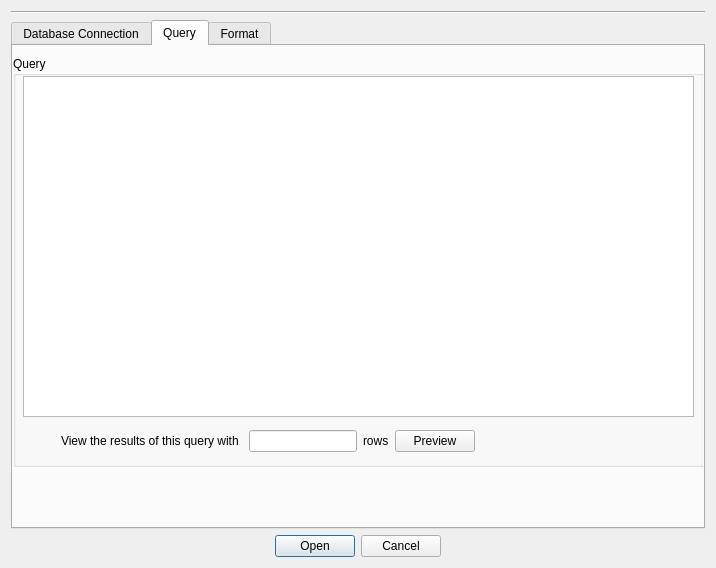
The window that libpvkernel/plugins/input-types/database/db_params.ui (squey/squey) describes before a commit, drawn with Qt 5.
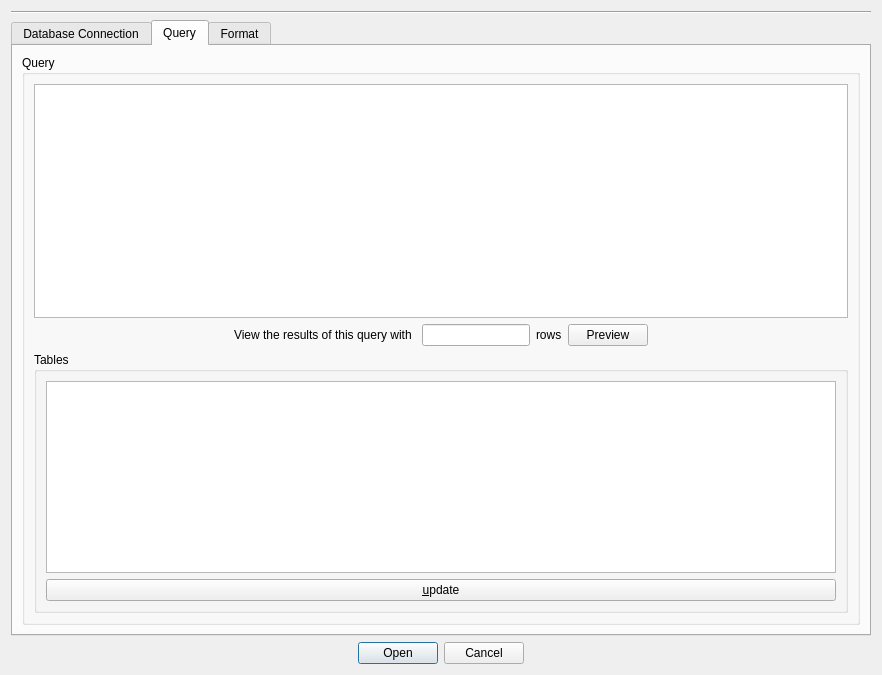
The same window after the commit. The open tabs and pages were chosen to show the change.

Commit message: Add error message on bad SQL query and show tables

Diff of the .ui file:
```diff
--- a/libpvkernel/plugins/input-types/database/db_params.ui
+++ b/libpvkernel/plugins/input-types/database/db_params.ui
@@ -9,8 +9,8 @@
    <rect>
     <x>0</x>
     <y>0</y>
-    <width>716</width>
-    <height>568</height>
+    <width>882</width>
+    <height>675</height>
    </rect>
   </property>
   <property name="windowTitle">
@@ -33,6 +33,12 @@
    </item>
    <item>
     <widget class="QTabWidget" name="tabWidget">
+     <property name="sizePolicy">
+      <sizepolicy hsizetype="MinimumExpanding" vsizetype="MinimumExpanding">
+       <horstretch>0</horstretch>
+       <verstretch>0</verstretch>
+      </sizepolicy>
+     </property>
      <property name="currentIndex">
       <number>1</number>
      </property>
@@ -219,40 +225,41 @@
       </widget>
      </widget>
      <widget class="QWidget" name="tab_2">
+      <property name="sizePolicy">
+       <sizepolicy hsizetype="MinimumExpanding" vsizetype="MinimumExpanding">
+        <horstretch>0</horstretch>
+        <verstretch>0</verstretch>
+       </sizepolicy>
+      </property>
       <attribute name="title">
        <string>Query</string>
       </attribute>
+      <layout class="QVBoxLayout" name="verticalLayout_9">
+       <item>
+        <layout class="QVBoxLayout" name="verticalLayout_7">
+         <item>
       <widget class="QGroupBox" name="groupBox_3">
-       <property name="geometry">
-        <rect>
-         <x>0</x>
-         <y>10</y>
-         <width>691</width>
-         <height>411</height>
-        </rect>
+           <property name="sizePolicy">
+            <sizepolicy hsizetype="MinimumExpanding" vsizetype="MinimumExpanding">
+             <horstretch>0</horstretch>
+             <verstretch>0</verstretch>
+            </sizepolicy>
        </property>
        <property name="title">
         <string>Query</string>
        </property>
+           <layout class="QVBoxLayout" name="verticalLayout_8">
+            <item>
        <widget class="QPlainTextEdit" name="_txt_query">
-        <property name="geometry">
-         <rect>
-          <x>10</x>
-          <y>20</y>
-          <width>671</width>
-          <height>341</height>
-         </rect>
-        </property>
-       </widget>
-       <widget class="QWidget" name="layoutWidget">
-        <property name="geometry">
-         <rect>
-          <x>0</x>
-          <y>370</y>
-          <width>509</width>
-          <height>31</height>
-         </rect>
-        </property>
+              <property name="sizePolicy">
+               <sizepolicy hsizetype="MinimumExpanding" vsizetype="MinimumExpanding">
+                <horstretch>0</horstretch>
+                <verstretch>10</verstretch>
+               </sizepolicy>
+              </property>
+             </widget>
+            </item>
+            <item>
         <layout class="QHBoxLayout" name="horizontalLayout_7">
          <item>
           <spacer name="horizontalSpacer_2">
@@ -330,8 +337,39 @@
           </spacer>
          </item>
         </layout>
-       </widget>
-      </widget>
+            </item>
+            <item>
+             <widget class="QGroupBox" name="groupBox">
+              <property name="title">
+               <string>Tables</string>
+              </property>
+              <layout class="QVBoxLayout" name="verticalLayout_10">
+               <item>
+                <widget class="QListWidget" name="_tables_list">
+                 <property name="sizePolicy">
+                  <sizepolicy hsizetype="MinimumExpanding" vsizetype="MinimumExpanding">
+                   <horstretch>0</horstretch>
+                   <verstretch>0</verstretch>
+                  </sizepolicy>
+                 </property>
+                </widget>
+               </item>
+               <item>
+                <widget class="QPushButton" name="_update_tables_button">
+                 <property name="text">
+                  <string>&amp;update</string>
+                 </property>
+                </widget>
+               </item>
+              </layout>
+             </widget>
+            </item>
+           </layout>
+          </widget>
+         </item>
+        </layout>
+       </item>
+      </layout>
      </widget>
      <widget class="QWidget" name="tab_3">
       <attribute name="title">
```
Left out of the diff: 83 changed lines with no effect on the pictures. Lines whose indentation alone changed are shown as unchanged. The commit also changes 3 other files.
